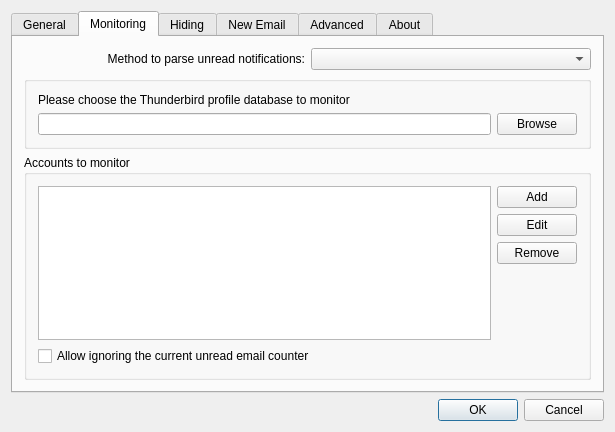
Qt form src/dialogsettings.ui (gyunaev/birdtray) before a commit.
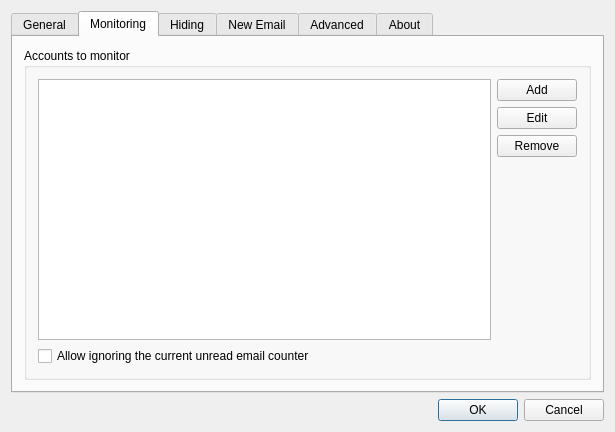
The same form after that commit. The open tabs and pages were chosen to show the change. Icons and pictures are not drawn. Custom widgets are drawn as their Qt base class.

Commit message: Remove the Sqlite3 parser

What changed in the file:
```diff
--- a/src/dialogsettings.ui
+++ b/src/dialogsettings.ui
@@ -317,49 +317,6 @@
        <string>Monitoring</string>
       </attribute>
       <layout class="QVBoxLayout" name="verticalLayout_10">
-       <item>
-        <layout class="QHBoxLayout" name="horizontalLayout_8">
-         <item>
-          <widget class="QLabel" name="label_12">
-           <property name="text">
-            <string>Method to parse unread notifications:</string>
-           </property>
-           <property name="alignment">
-            <set>Qt::AlignRight|Qt::AlignTrailing|Qt::AlignVCenter</set>
-           </property>
-          </widget>
-         </item>
-         <item>
-          <widget class="QComboBox" name="boxParserSelection"/>
-         </item>
-        </layout>
-       </item>
-       <item>
-        <widget class="QGroupBox" name="groupThunderbirdProfilePath">
-         <property name="title">
-          <string/>
-         </property>
-         <layout class="QGridLayout" name="gridLayout">
-          <item row="0" column="0" colspan="2">
-           <widget class="QLabel" name="label">
-            <property name="text">
-             <string>Please choose the Thunderbird profile database to monitor</string>
-            </property>
-           </widget>
-          </item>
-          <item row="1" column="0">
-           <widget class="QLineEdit" name="leProfilePath"/>
-          </item>
-          <item row="1" column="1">
-           <widget class="QPushButton" name="btnBrowse">
-            <property name="text">
-             <string>Browse</string>
-            </property>
-           </widget>
-          </item>
-         </layout>
-        </widget>
-       </item>
        <item>
         <widget class="QGroupBox" name="groupAccounts">
          <property name="title">
```
Left out of the diff: 35 changed lines with no effect on the pictures. The commit also changes 24 other files.
